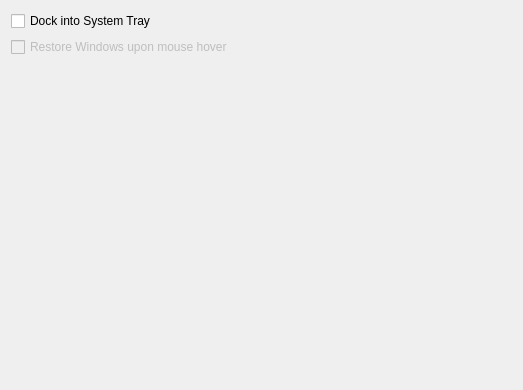
This is src/plugins/systrayicon/systrayiconconfigwidget.ui in CryFeiFei/klatexformula as Qt 5 draws it before an edit. The edited form follows.
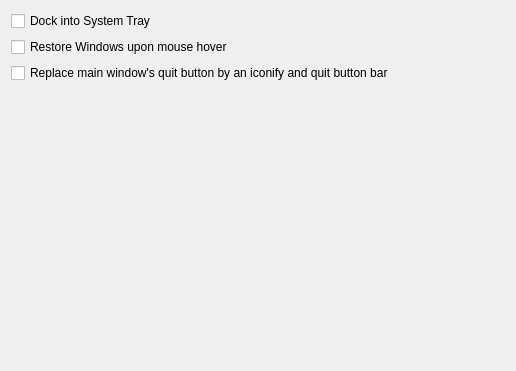
This is the edited form.

What changed in the file:
```diff
--- a/src/plugins/systrayicon/systrayiconconfigwidget.ui
+++ b/src/plugins/systrayicon/systrayiconconfigwidget.ui
@@ -6,8 +6,8 @@
    <rect>
     <x>0</x>
     <y>0</y>
-    <width>523</width>
-    <height>390</height>
+    <width>516</width>
+    <height>371</height>
    </rect>
   </property>
   <property name="windowTitle">
@@ -21,7 +21,7 @@
      </property>
     </widget>
    </item>
-   <item row="2" column="0">
+   <item row="3" column="0">
     <spacer name="verticalSpacer">
      <property name="orientation">
       <enum>Qt::Vertical</enum>
@@ -36,14 +36,18 @@
    </item>
    <item row="1" column="0">
     <widget class="QCheckBox" name="chkRestoreOnHover">
-     <property name="enabled">
-      <bool>false</bool>
-     </property>
      <property name="text">
       <string>Restore Windows upon mouse hover</string>
      </property>
     </widget>
    </item>
+   <item row="2" column="0">
+    <widget class="QCheckBox" name="chkReplaceQuitButton">
+     <property name="text">
+      <string>Replace main window's quit button by an iconify and quit button bar</string>
+     </property>
+    </widget>
+   </item>
   </layout>
  </widget>
  <resources/>
```
Left out of the diff: 37 changed lines with no effect on the pictures.
